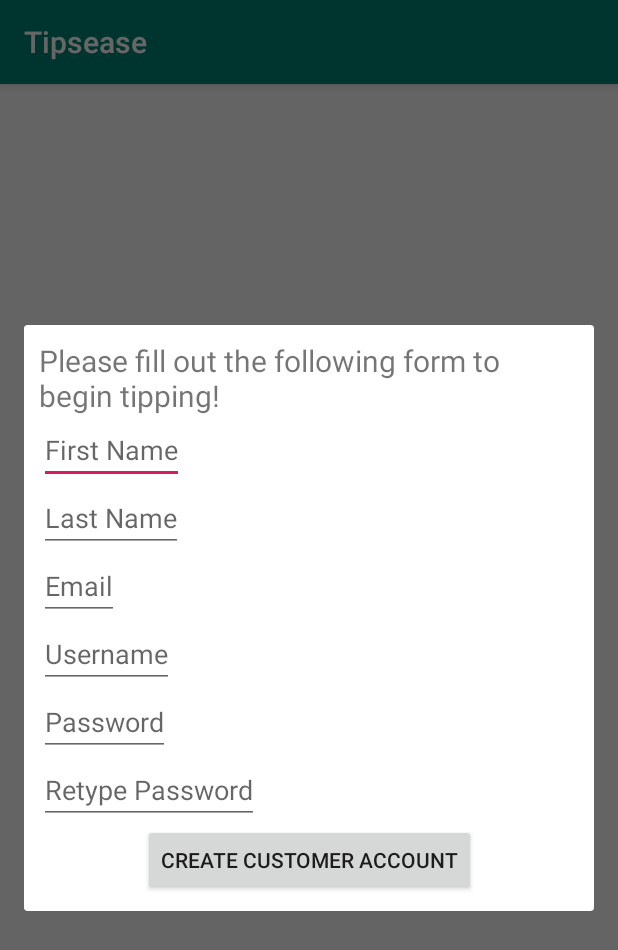
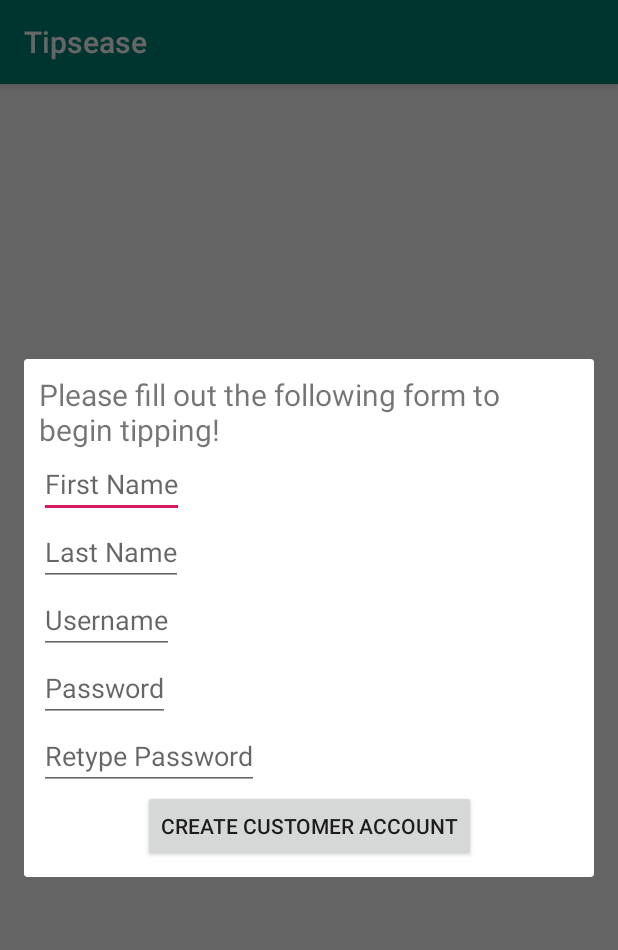
Before and after one commit to lambda-build-tipsease/build-tipsease-android, an Android app: the fragment CreateCustomerAccountFragment placed in its activity, on a phone screen of 412 x 824 dp. Shown: the top 950 px of the screen. Run offline under Robolectric (Android 15) with nearby library versions, the phone set to English and light mode, and no system bars.

Commit message:
New customer account registration functional (Needs field validations)

```diff
--- a/app/src/main/java/com/vivekvishwanath/tipsease/CreateCustomerAccountFragment.java
+++ b/app/src/main/java/com/vivekvishwanath/tipsease/CreateCustomerAccountFragment.java
@@ -3,20 +3,25 @@ package com.vivekvishwanath.tipsease;
 import android.content.Context;
 import android.net.Uri;
 import android.os.Bundle;
+import android.support.annotation.NonNull;
+import android.support.annotation.Nullable;
 import android.support.v4.app.DialogFragment;
 import android.support.v4.app.Fragment;
 import android.view.LayoutInflater;
 import android.view.View;
 import android.view.ViewGroup;
-
+import android.widget.Button;
+import android.widget.EditText;
 
 
 public class CreateCustomerAccountFragment extends DialogFragment {
-    // TODO: Rename parameter arguments, choose names that match
 
-
-
-    private OnFragmentInteractionListener mListener;
+    private EditText customerFirstName;
+    private EditText customerLastName;
+    private EditText customerUsername;
+    private EditText customerPassword;
+    private EditText customerRetypePassword;
+    private Button createCustomerAccountButton;
 
     public CreateCustomerAccountFragment() {
         // Required empty public constructor
@@ -35,26 +40,35 @@ public class CreateCustomerAccountFragment extends DialogFragment {
         return inflater.inflate(R.layout.fragment_create_customer_account, container, false);
     }
 
-    // TODO: Rename method, update argument and hook method into UI event
-    public void onButtonPressed(Uri uri) {
-        if (mListener != null) {
-            mListener.onFragmentInteraction(uri);
-        }
-    }
+    @Override
+    public void onViewCreated(@NonNull View view, @Nullable Bundle savedInstanceState) {
+        super.onViewCreated(view, savedInstanceState);
 
+        customerFirstName = view.findViewById(R.id.customer_first_name_edit_text);
+        customerLastName = view.findViewById(R.id.customer_last_name_edit_text);
+        customerUsername = view.findViewById(R.id.customer_username_edit_text);
+        customerPassword = view.findViewById(R.id.customer_password_edit_text);
+        customerRetypePassword = view.findViewById(R.id.customer_retype_password_edit_text);
+        createCustomerAccountButton = view.findViewById(R.id.customer_create_account_button);
 
-    /**
-     * This interface must be implemented by activities that contain this
-     * fragment to allow an interaction in this fragment to be communicated
-     * to the activity and potentially other fragments contained in that
-     * activity.
-     * <p>
-     * See the Android Training lesson <a href=
-     * "http://developer.android.com/training/basics/fragments/communicating.html"
-     * >Communicating with Other Fragments</a> for more information.
-     */
-    public interface OnFragmentInteractionListener {
-        // TODO: Update argument type and name
-        void onFragmentInteraction(Uri uri);
+        createCustomerAccountButton.setOnClickListener(new View.OnClickListener() {
+            @Override
+            public void onClick(View v) {
+                final Customer customer = new Customer();
+                customer.setFirstName(customerFirstName.getText().toString());
+                customer.setLastName(customerLastName.getText().toString());
+                customer.setUsername(customerUsername.getText().toString());
+                if (customerPassword.getText().toString().equals(customerRetypePassword.getText().toString())) {
+                    customer.setPassword(customerPassword.getText().toString());
+                }
+                new Thread(new Runnable() {
+                    @Override
+                    public void run() {
+                        UserDAO.registerCustomer(customer);
+                    }
+                }).start();
+            }
+        });
+
     }
 }
--- a/app/src/main/res/layout/fragment_create_customer_account.xml
+++ b/app/src/main/res/layout/fragment_create_customer_account.xml
@@ -32,20 +32,13 @@
         android:hint="Last Name"
         android:maxLines="1"/>
 
-    <EditText
-        android:id="@+id/customer_email_edit_text"
-        android:layout_width="match_parent"
-        android:layout_height="wrap_content"
-        android:hint="Email"
-        app:layout_constraintTop_toBottomOf="@id/customer_last_name_edit_text"
-        android:maxLines="1"/>
 
     <EditText
         android:id="@+id/customer_username_edit_text"
         android:layout_width="match_parent"
         android:layout_height="wrap_content"
         android:hint="Username"
-        app:layout_constraintTop_toBottomOf="@id/customer_email_edit_text"
+        app:layout_constraintTop_toBottomOf="@id/customer_last_name_edit_text"
         android:maxLines="1"/>
 
     <EditText
```
Also changed, not shown: app/src/main/java/com/vivekvishwanath/tipsease/UserDAO.java (+22 -0 lines).
